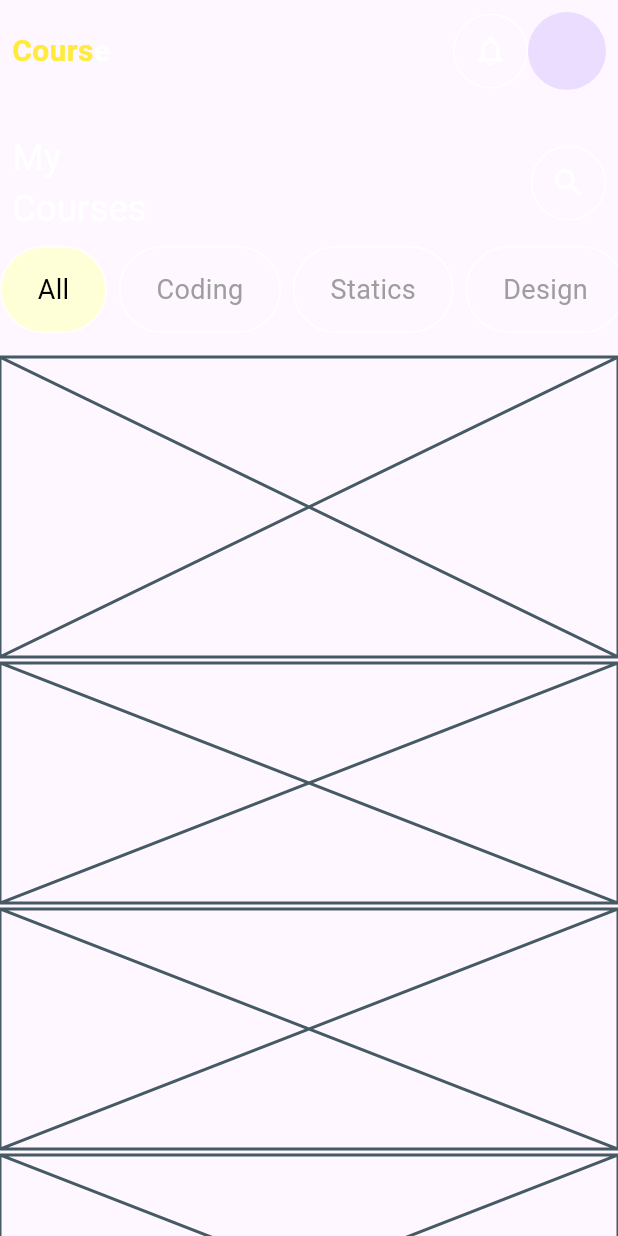
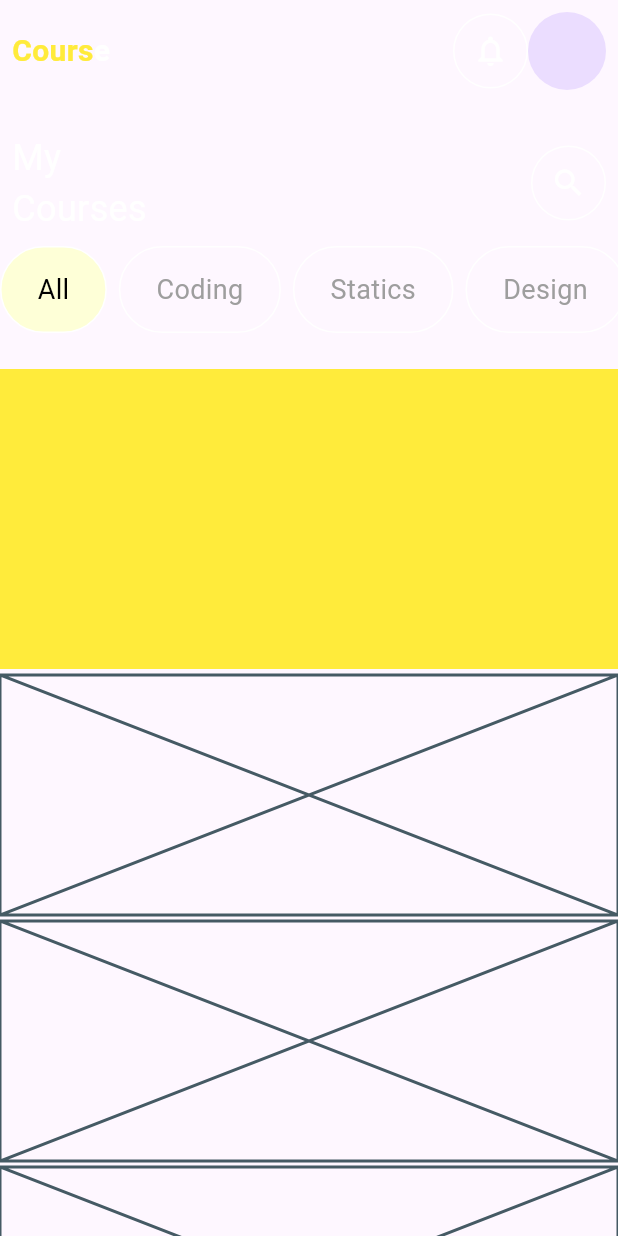
Before and after one commit to JAICHANGPARK/flutter_notebook_chapter_35, a Flutter app: the LearningHomePage screen opened directly, on a phone screen of 412 x 824 dp. Run offline on Flutter 3.47's test engine with Material 3 defaults, Android fonts, the phone set to English and light mode, and no system bars; our stand-ins replace dots_indicator, gap.

Commit message:
Update learning_home_page.dart

```diff
--- a/lib/ep1774_learning_app/view/learning_home_page.dart
+++ b/lib/ep1774_learning_app/view/learning_home_page.dart
@@ -125,10 +125,18 @@ class _LearningHomePageState extends State<LearningHomePage> {
                       },
                     ),
                   ),
-                  Gap(16),
+                  Gap(24),
                   Container(
                     height: 200,
-                    child: Placeholder(),
+                    child: Row(
+                      children: [
+                        Expanded(
+                          child: Container(
+                            color: Colors.yellow,
+                          ),
+                        ),
+                      ],
+                    ),
                   ),
                   Gap(4),
                   Container(
```
